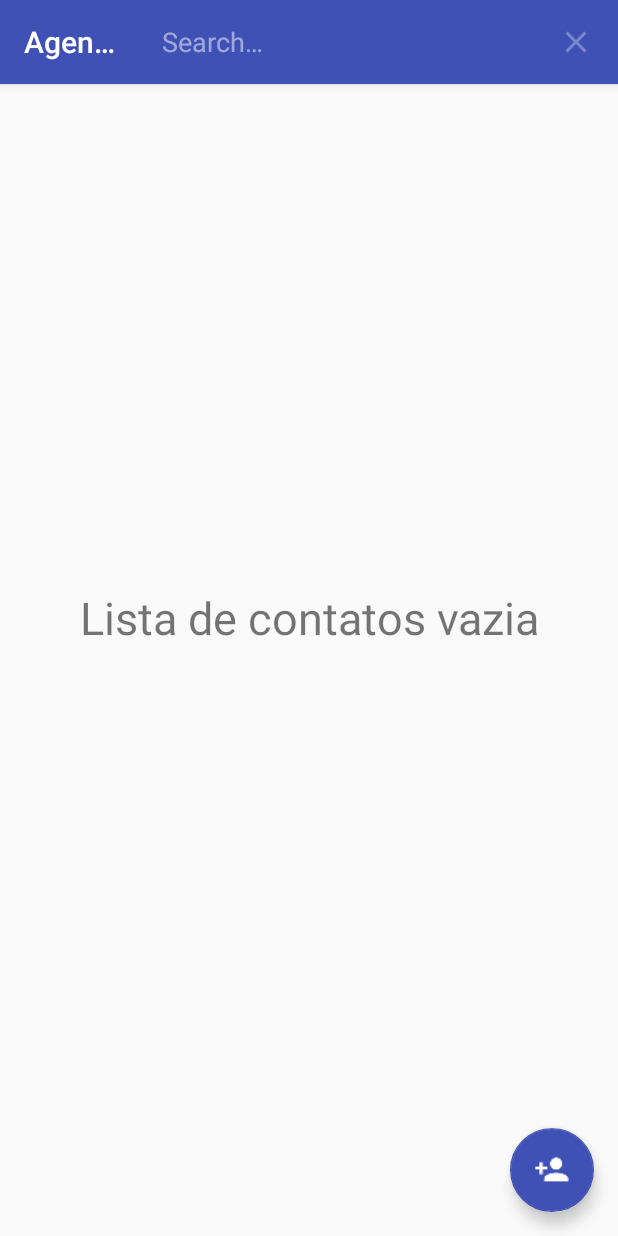
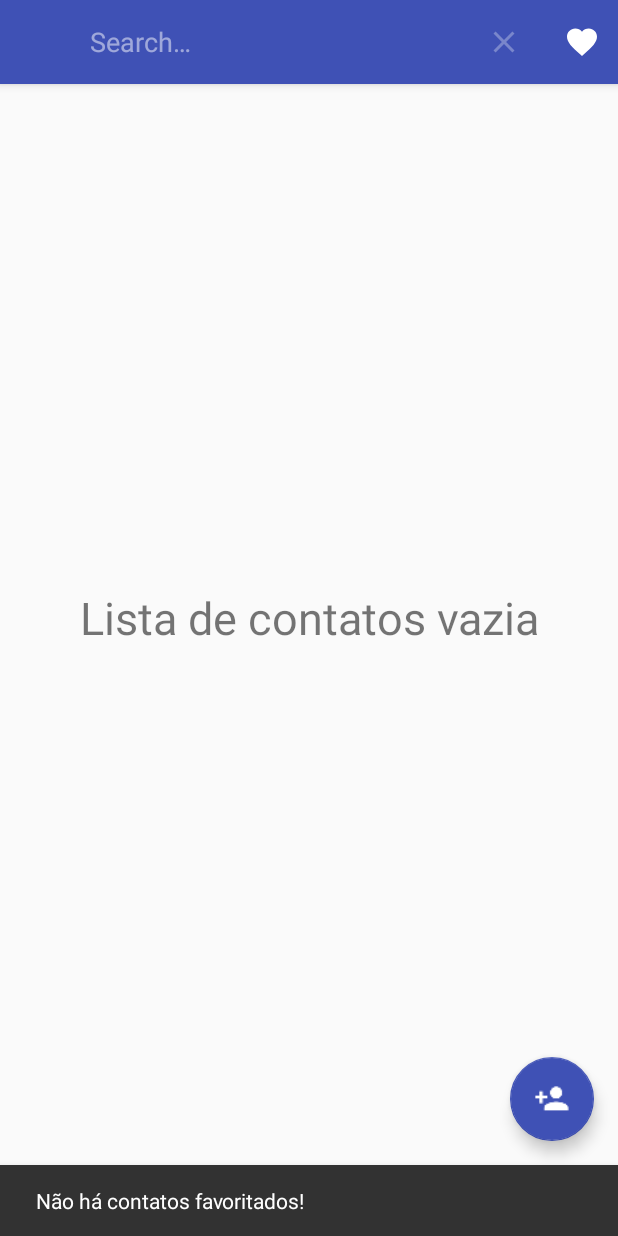
Before and after one commit to joaolutzSDM/AgendaSQLite, an Android app: the screen it shows after launch (MainActivity), after a tap on "Search", on a phone screen of 412 x 824 dp. Run offline under Robolectric (Android 15) with nearby library versions, the phone set to English and light mode, and no system bars; 1 other tap on this screen came first.

Commit message:
Inclusão do campo favoritado

```diff
--- a/app/src/main/java/br/edu/ifspsaocarlos/agenda/data/SQLiteHelper.java
+++ b/app/src/main/java/br/edu/ifspsaocarlos/agenda/data/SQLiteHelper.java
@@ -1,4 +1,5 @@
 package br.edu.ifspsaocarlos.agenda.data;
+import android.content.ContentValues;
 import android.content.Context;
 import android.database.sqlite.SQLiteDatabase;
 import android.database.sqlite.SQLiteOpenHelper;
@@ -11,12 +12,17 @@ class SQLiteHelper extends SQLiteOpenHelper {
     static final String KEY_FONE = "fone";
     static final String KEY_EMAIL = "email";
     static final String KEY_FAV = "favorite";
-    private static final int DATABASE_VERSION = 1;
+    static final String KEY_FONE_2 = "fone2";
+    static final String KEY_BIRTHDAY = "birthday";
+    private static final int DATABASE_VERSION = 2;
     private static final String DATABASE_CREATE = "CREATE TABLE "+ DATABASE_TABLE +" (" +
             KEY_ID  +  " INTEGER PRIMARY KEY AUTOINCREMENT, " +
             KEY_NAME + " TEXT NOT NULL, " +
             KEY_FONE + " TEXT, "  +
-            KEY_EMAIL + " TEXT);";
+            KEY_EMAIL + " TEXT, " +
+            KEY_FONE_2 + " TEXT, "  +
+            KEY_BIRTHDAY + " TEXT, "  +
+            KEY_FAV + " INTEGER);";
 
     SQLiteHelper(Context context) {
         super(context, DATABASE_NAME, null, DATABASE_VERSION);
@@ -28,6 +34,23 @@ class SQLiteHelper extends SQLiteOpenHelper {
     }
 
     @Override
-    public void onUpgrade(SQLiteDatabase database, int oldVersion, int    newVersion) {
+    public void onUpgrade(SQLiteDatabase db, int oldVersion, int newVersion) {
+        if(oldVersion < 2) {
+            String sql= "ALTER TABLE " + DATABASE_TABLE + " ADD COLUMN " + KEY_FAV + " INTEGER";
+            db.execSQL(sql);
+            ContentValues values = new ContentValues();
+            values.put(SQLiteHelper.KEY_FAV, Boolean.FALSE);
+            db.update(SQLiteHelper.DATABASE_TABLE, values, null, null);
+        }
+
+        if(oldVersion < 3) {
+            String sql= "ALTER TABLE " + DATABASE_TABLE + " ADD COLUMN " + KEY_FONE_2 + " TEXT";
+            db.execSQL(sql);
+        }
+
+        if(oldVersion < 4) {
+            String sql= "ALTER TABLE " + DATABASE_TABLE + " ADD COLUMN " + KEY_BIRTHDAY + " TEXT";
+            db.execSQL(sql);
+        }
     }
 }
--- /dev/null
+++ b/app/src/main/res/drawable/ic_favorite_white_24dp.xml
@@ -0,0 +1,5 @@
+<vector android:height="24dp" android:tint="#FFFFFF"
+    android:viewportHeight="24.0" android:viewportWidth="24.0"
+    android:width="24dp" xmlns:android="http://schemas.android.com/apk/res/android">
+    <path android:fillColor="#FF000000" android:pathData="M12,21.35l-1.45,-1.32C5.4,15.36 2,12.28 2,8.5 2,5.42 4.42,3 7.5,3c1.74,0 3.41,0.81 4.5,2.09C13.09,3.81 14.76,3 16.5,3 19.58,3 22,5.42 22,8.5c0,3.78 -3.4,6.86 -8.55,11.54L12,21.35z"/>
+</vector>
--- a/app/src/main/res/layout/contato_celula.xml
+++ b/app/src/main/res/layout/contato_celula.xml
@@ -37,7 +37,7 @@
                 android:layout_height="wrap_content"
                 android:layout_weight="1"
                 android:contentDescription="@string/imagem_favorito"
-                android:gravity="center_vertical"
+                android:layout_gravity="right|center"
                 app:srcCompat="@drawable/ic_favorite_border_black_24dp" />
 
         </LinearLayout>
--- a/app/src/main/res/menu/menu_main.xml
+++ b/app/src/main/res/menu/menu_main.xml
@@ -7,4 +7,10 @@
         android:title="@string/nome_do_contato"
         app:actionViewClass="android.support.v7.widget.SearchView"
         />
+    <item
+        android:id="@+id/pesqFavoritos"
+        app:showAsAction="ifRoom"
+        android:title="@string/pesquisa_favorito"
+        android:icon="@drawable/ic_favorite_white_24dp"
+        />
 </menu>
--- a/app/src/main/res/values/strings.xml
+++ b/app/src/main/res/values/strings.xml
@@ -14,4 +14,5 @@
     <string name="contato_alterado">Informações do contato alteradas</string>
     <string name="contato_apagado">Contato removido</string>
     <string name="imagem_favorito">Imagem_Favorito</string>
+    <string name="pesquisa_favorito">Filtrar favoritos</string>
 </resources>
```
Also changed, not shown: app/src/main/java/br/edu/ifspsaocarlos/agenda/activity/MainActivity.java (+23 -16 lines), app/src/main/java/br/edu/ifspsaocarlos/agenda/data/ContatoDAO.java (+49 -19 lines), 1 other file.
